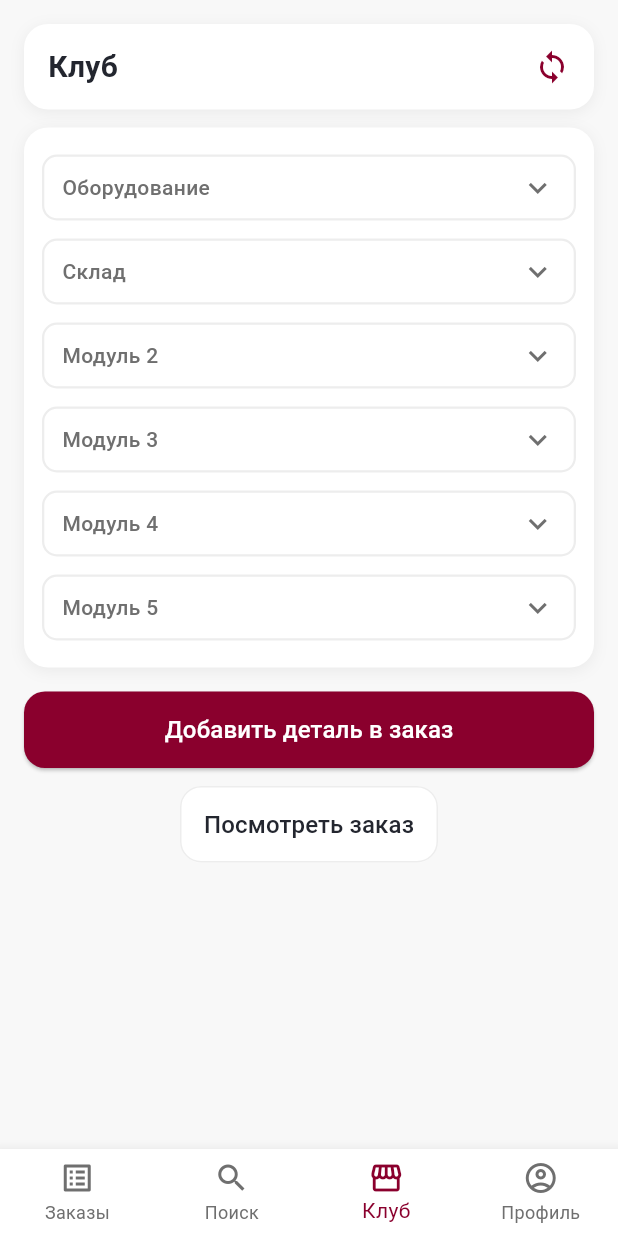
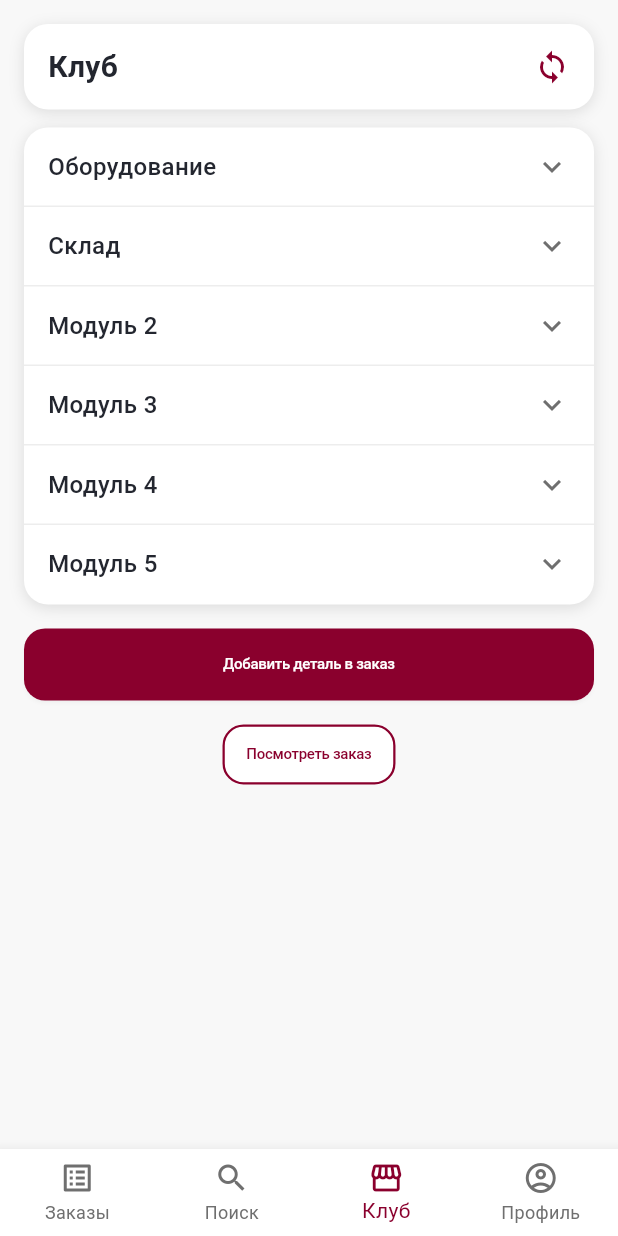
Before and after one commit to Lalamee/bowling-app-flutter, a Flutter app: the ClubScreen screen opened by its route, on a phone screen of 412 x 824 dp. Run offline on Flutter 3.47's test engine with Material 3 defaults, Android fonts, the phone set to English and light mode, and no system bars; our stand-ins replace mask_text_input_formatter, shared_preferences; accounts and stored records are empty.

Commit message:
shared edit and registr

```diff
--- a/lib/shared/widgets/buttons/custom_button.dart
+++ b/lib/shared/widgets/buttons/custom_button.dart
@@ -1,5 +1,6 @@
 import 'package:flutter/material.dart';
 import '../../../core/theme/colors.dart';
+import '../../../core/theme/typography_extension.dart';
 
 class CustomButton extends StatelessWidget {
   final String text;
@@ -15,23 +16,27 @@ class CustomButton extends StatelessWidget {
 
   @override
   Widget build(BuildContext context) {
-    if (isOutlined) {
+    return isOutlined ? _buildOutlined(context) : _buildFilled(context);
+  }
+
+  Widget _buildOutlined(BuildContext context) {
     return OutlinedButton(
       onPressed: onPressed,
       style: OutlinedButton.styleFrom(
-          backgroundColor: AppColors.white,
-          foregroundColor: AppColors.textDark,
-          side: const BorderSide(color: AppColors.lightGray),
+        side: const BorderSide(color: AppColors.primary, width: 1.5),
+        foregroundColor: AppColors.primary,
         shape: RoundedRectangleBorder(borderRadius: BorderRadius.circular(14)),
         padding: const EdgeInsets.symmetric(horizontal: 16, vertical: 14),
+        backgroundColor: AppColors.white,
       ),
       child: Text(
         text,
-          style: const TextStyle(fontSize: 16, color: AppColors.textDark),
+        style: context.typo.formLabel.copyWith(color: AppColors.primary),
       ),
     );
   }
 
+  Widget _buildFilled(BuildContext context) {
     return ElevatedButton(
       onPressed: onPressed,
       style: ElevatedButton.styleFrom(
@@ -39,10 +44,12 @@ class CustomButton extends StatelessWidget {
         foregroundColor: AppColors.white,
         shape: RoundedRectangleBorder(borderRadius: BorderRadius.circular(14)),
         padding: const EdgeInsets.symmetric(horizontal: 16, vertical: 14),
+        shadowColor: AppColors.shadowSoft,
+        elevation: 1,
       ),
       child: Text(
         text,
-        style: const TextStyle(fontSize: 16, color: AppColors.white),
+        style: context.typo.formLabel.copyWith(color: AppColors.white),
       ),
     );
   }
--- a/lib/shared/widgets/buttons/icon_square_button.dart
+++ b/lib/shared/widgets/buttons/icon_square_button.dart
@@ -18,6 +18,7 @@ class IconSquareButton extends StatelessWidget {
           color: AppColors.white,
           borderRadius: BorderRadius.circular(10),
           border: Border.all(color: AppColors.lightGray),
+          boxShadow: const [BoxShadow(color: AppColors.shadowSoft, blurRadius: 6, offset: Offset(0, 2))],
         ),
         alignment: Alignment.center,
         child: Icon(icon, color: AppColors.textDark, size: 20),
--- a/lib/shared/widgets/chips/radio_group_horizontal.dart
+++ b/lib/shared/widgets/chips/radio_group_horizontal.dart
@@ -40,15 +40,15 @@ class RadioGroupHorizontal extends StatelessWidget {
                   height: 29,
                   alignment: Alignment.center,
                   decoration: BoxDecoration(
-                    color: Colors.white,
+                    color: AppColors.white,
                     borderRadius: BorderRadius.circular(10),
                     border: Border.all(
-                      color: isSelected ? AppColors.primary : Colors.grey.shade400,
+                      color: isSelected ? AppColors.primary : AppColors.lightGray,
                       width: 1.5,
                     ),
                     boxShadow: [
                       BoxShadow(
-                        color: Colors.black.withOpacity(0.05),
+                        color: AppColors.shadowSoft,
                         blurRadius: 3,
                         offset: const Offset(0, 1),
                       ),
--- a/lib/shared/widgets/chips/radio_group_vertical.dart
+++ b/lib/shared/widgets/chips/radio_group_vertical.dart
@@ -37,10 +37,10 @@ class RadioGroupVertical extends StatelessWidget {
                 Container(
                   padding: RadioChipStyle.padding,
                   decoration: BoxDecoration(
-                    color: Colors.white,
+                    color: AppColors.white,
                     borderRadius: BorderRadius.circular(RadioChipStyle.borderRadius),
                     border: Border.all(
-                      color: isSelected ? AppColors.primary : Colors.grey.shade400,
+                      color: isSelected ? AppColors.primary : AppColors.lightGray,
                     ),
                   ),
                   child: Text(
--- a/lib/shared/widgets/chips/radio_group_wrap.dart
+++ b/lib/shared/widgets/chips/radio_group_wrap.dart
@@ -40,9 +40,9 @@ class RadioGroupWrap extends StatelessWidget {
               Container(
                 padding: RadioChipStyle.padding,
                 decoration: BoxDecoration(
-                  color: Colors.white,
+                  color: AppColors.white,
                   border: Border.all(
-                    color: isSelected ? AppColors.primary : Colors.grey.shade300,
+                    color: isSelected ? AppColors.primary : AppColors.lightGray,
                     width: 1.4,
                   ),
                   borderRadius: BorderRadius.circular(RadioChipStyle.borderRadius),
--- a/lib/shared/widgets/layout/common_ui.dart
+++ b/lib/shared/widgets/layout/common_ui.dart
@@ -1,16 +1,17 @@
 import 'package:flutter/material.dart';
 import '../../../core/theme/text_styles.dart';
+import '../../../core/theme/colors.dart';
 import '../buttons/custom_button.dart';
 
 class CommonUI {
   static const double radius = 16;
 
   static BoxDecoration cardDecoration({
-    Color color = Colors.white,
+    Color color = AppColors.white,
     double blur = 8,
     double spread = 0,
     Offset offset = const Offset(0, 2),
-    Color shadow = const Color(0x0F000000),
+    Color shadow = AppColors.shadowSoft,
   }) {
     return BoxDecoration(
       color: color,
@@ -23,7 +24,7 @@ class CommonUI {
     required Widget child,
     EdgeInsets? padding,
     EdgeInsets? margin,
-    Color color = Colors.white,
+    Color color = AppColors.white,
   }) {
     return Container(
       margin: margin,
--- a/lib/shared/widgets/layout/section_list.dart
+++ b/lib/shared/widgets/layout/section_list.dart
@@ -1,3 +1,4 @@
+// lib/features/shared/widgets/layout/section_list.dart
 import 'package:flutter/material.dart';
 import '../../../core/theme/colors.dart';
 import 'common_ui.dart';
@@ -16,38 +17,35 @@ class SectionList extends StatelessWidget {
 
   @override
   Widget build(BuildContext context) {
-    return CommonUI.card(
-      padding: const EdgeInsets.all(12),
+    return Container(
+      decoration: CommonUI.cardDecoration(color: AppColors.white),
       child: Column(
-        children: List.generate(items.length, (i) {
-          final isActive = i == selected;
-          return Padding(
-            padding: const EdgeInsets.symmetric(vertical: 6),
-            child: InkWell(
-              onTap: () => onSelect(i),
-              borderRadius: BorderRadius.circular(10),
+        children: List.generate(items.length, (index) {
+          final isActive = index == selected;
+          return InkWell(
+            onTap: () => onSelect(index),
             child: Container(
-                height: 44,
+              padding: const EdgeInsets.symmetric(horizontal: 16, vertical: 14),
               decoration: BoxDecoration(
-                  color: Colors.white,
-                  borderRadius: BorderRadius.circular(10),
-                  border: Border.all(color: isActive ? AppColors.primary : AppColors.lightGray, width: 1.5),
+                border: Border(
+                  bottom: BorderSide(
+                    color: index == items.length - 1 ? Colors.transparent : AppColors.lightGray,
                   ),
-                padding: const EdgeInsets.symmetric(horizontal: 12),
+                ),
+              ),
               child: Row(
                 children: [
                   Text(
-                      items[i],
+                    items[index],
                     style: TextStyle(
-                        fontSize: 14,
+                      fontSize: 16,
                       fontWeight: FontWeight.w500,
-                        color: isActive ? AppColors.textDark : AppColors.darkGray,
+                      color: isActive ? AppColors.primary : AppColors.textDark,
                     ),
                   ),
                   const Spacer(),
                   Icon(Icons.keyboard_arrow_down, color: isActive ? AppColors.primary : AppColors.darkGray),
                 ],
-                ),
               ),
             ),
           );
--- a/lib/shared/widgets/nav/app_bottom_nav.dart
+++ b/lib/shared/widgets/nav/app_bottom_nav.dart
@@ -1,3 +1,4 @@
+// lib/features/shared/widgets/nav/app_bottom_nav.dart
 import 'package:flutter/material.dart';
 import '../../../core/theme/colors.dart';
 
@@ -17,7 +18,9 @@ class AppBottomNav extends StatelessWidget {
       currentIndex: currentIndex,
       onTap: onTap,
       type: BottomNavigationBarType.fixed,
+      backgroundColor: AppColors.white,
       selectedItemColor: AppColors.primary,
+      unselectedItemColor: AppColors.darkGray,
       items: const [
         BottomNavigationBarItem(icon: Icon(Icons.list_alt), label: 'Заказы'),
         BottomNavigationBarItem(icon: Icon(Icons.search), label: 'Поиск'),
```
Also changed, not shown: lib/features/register/mechanic/presentation/screens/register_mechanic_screen.dart (+44 -73 lines), lib/features/register/owner/presentation/screens/register_owner_screen.dart (+27 -13 lines), lib/shared/sheets/order_info_sheet.dart (+38 -7 lines), lib/shared/sheets/stock_search_sheet.dart (+31 -7 lines), lib/shared/widgets/buttons/mini_add_button.dart (+6 -4 lines), lib/shared/widgets/inputs/adaptive_text.dart (+1 -6 lines), lib/shared/widgets/inputs/labeled_text_field.dart (+6 -4 lines), lib/shared/widgets/tiles/profile_tile.dart (+5 -5 lines). Lines whose indentation alone changed are shown as unchanged.
